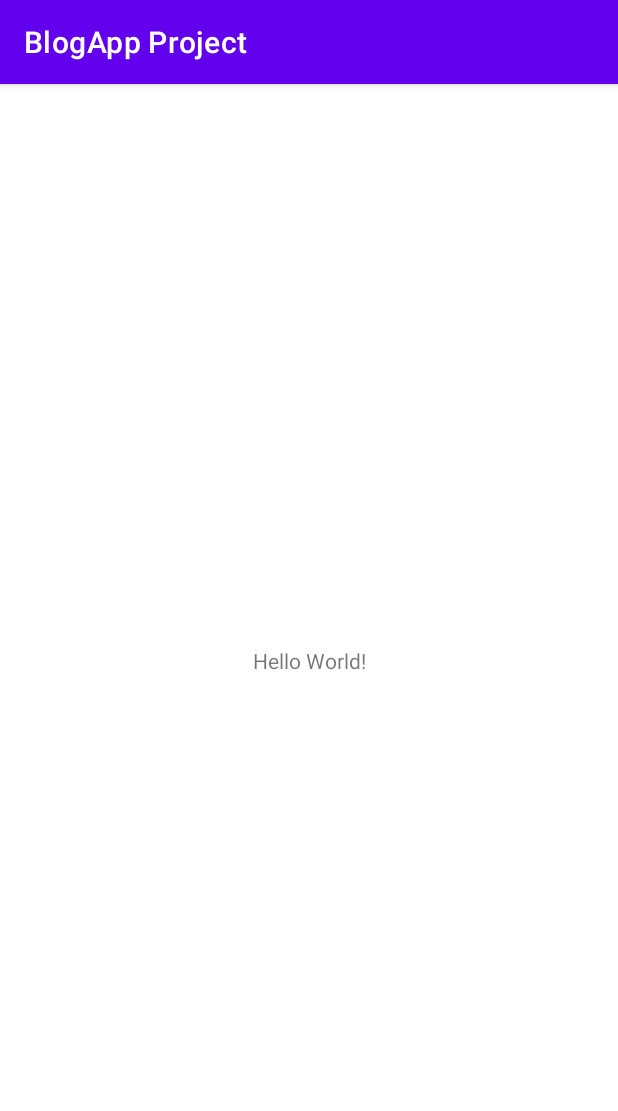
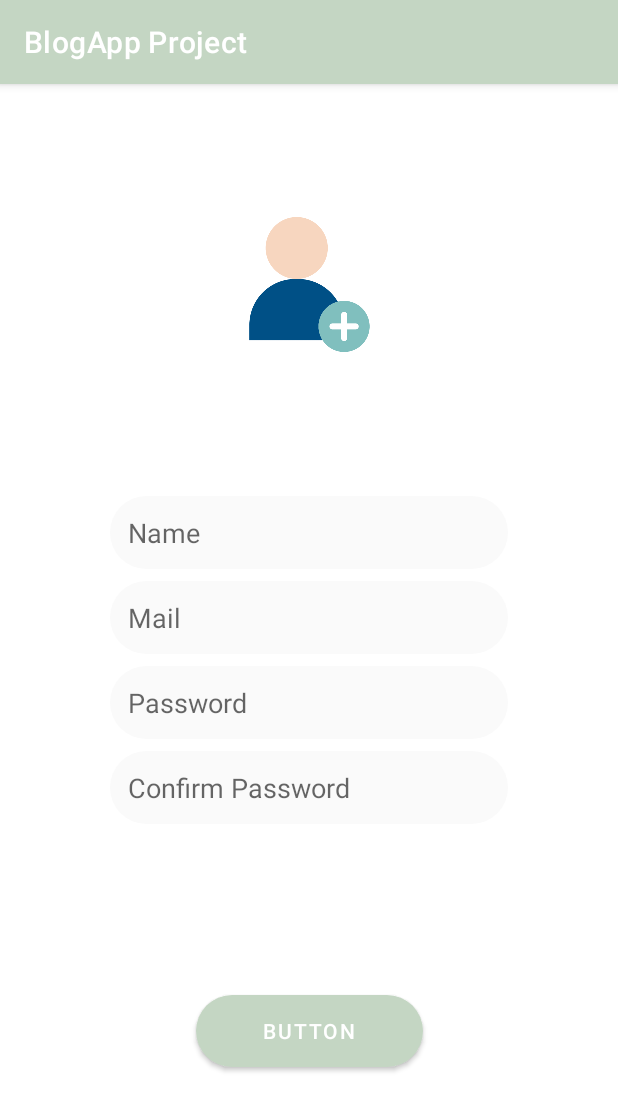
Before and after one commit to creampenne/BlogApp-Project, an Android app: the screen it shows after launch (MainActivity before the commit, RegisterActivity after it), on a phone screen of 412 x 824 dp. Shown: the top 1111 px of the screen. Run offline under Robolectric (Android 15) with nearby library versions, the phone set to English and light mode, and no system bars.

Commit message:
Design activity_register

```diff
--- a/app/src/main/AndroidManifest.xml
+++ b/app/src/main/AndroidManifest.xml
@@ -12,7 +12,7 @@
         android:supportsRtl="true"
         android:theme="@style/Theme.BlogAppProject">
         <activity
-            android:name=".MainActivity"
+            android:name=".Activities.RegisterActivity"
             android:exported="true">
             <intent-filter>
                 <action android:name="android.intent.action.MAIN" />
--- /dev/null
+++ b/app/src/main/java/com/cookandroid/blogappproject/Activities/RegisterActivity.java
@@ -0,0 +1,16 @@
+package com.cookandroid.blogappproject.Activities;
+
+import androidx.appcompat.app.AppCompatActivity;
+
+import android.os.Bundle;
+
+import com.cookandroid.blogappproject.R;
+
+public class RegisterActivity extends AppCompatActivity {
+
+    @Override
+    protected void onCreate(Bundle savedInstanceState) {
+        super.onCreate(savedInstanceState);
+        setContentView(R.layout.activity_register);
+    }
+}
--- a/app/src/main/java/com/cookandroid/blogappproject/MainActivity.java
+++ /dev/null
@@ -1,14 +0,0 @@
-package com.cookandroid.blogappproject;
-
-import androidx.appcompat.app.AppCompatActivity;
-
-import android.os.Bundle;
-
-public class MainActivity extends AppCompatActivity {
-
-    @Override
-    protected void onCreate(Bundle savedInstanceState) {
-        super.onCreate(savedInstanceState);
-        setContentView(R.layout.activity_main);
-    }
-}
--- /dev/null
+++ b/app/src/main/res/drawable/reg_btn_style.xml
@@ -0,0 +1,7 @@
+<?xml version="1.0" encoding="utf-8"?>
+<shape xmlns:android="http://schemas.android.com/apk/res/android">
+
+    <solid android:color="@color/green_500" />
+    <corners android:radius="32dp" />
+
+</shape>
--- /dev/null
+++ b/app/src/main/res/drawable/reg_edittext_style.xml
@@ -0,0 +1,9 @@
+<?xml version="1.0" encoding="utf-8"?>
+<shape xmlns:android="http://schemas.android.com/apk/res/android">
+
+    <solid android:color="#FAFAFA" />
+    <corners android:radius="32dp" />
+    <padding android:left="12dp" android:right="12dp"
+        android:top="12dp" android:bottom="12dp" />
+
+</shape>
--- a/app/src/main/res/layout/activity_main.xml
+++ /dev/null
@@ -1,18 +0,0 @@
-<?xml version="1.0" encoding="utf-8"?>
-<androidx.constraintlayout.widget.ConstraintLayout xmlns:android="http://schemas.android.com/apk/res/android"
-    xmlns:app="http://schemas.android.com/apk/res-auto"
-    xmlns:tools="http://schemas.android.com/tools"
-    android:layout_width="match_parent"
-    android:layout_height="match_parent"
-    tools:context=".MainActivity">
-
-    <TextView
-        android:layout_width="wrap_content"
-        android:layout_height="wrap_content"
-        android:text="Hello World!"
-        app:layout_constraintBottom_toBottomOf="parent"
-        app:layout_constraintLeft_toLeftOf="parent"
-        app:layout_constraintRight_toRightOf="parent"
-        app:layout_constraintTop_toTopOf="parent" />
-
-</androidx.constraintlayout.widget.ConstraintLayout>
--- /dev/null
+++ b/app/src/main/res/layout/activity_register.xml
@@ -0,0 +1,126 @@
+<?xml version="1.0" encoding="utf-8"?>
+<androidx.constraintlayout.widget.ConstraintLayout xmlns:android="http://schemas.android.com/apk/res/android"
+    xmlns:app="http://schemas.android.com/apk/res-auto"
+    xmlns:tools="http://schemas.android.com/tools"
+    android:layout_width="match_parent"
+    android:layout_height="match_parent"
+    tools:context=".Activities.RegisterActivity"
+    android:background="#FFFFFF">
+
+    <ImageView
+        android:id="@+id/imageView"
+        android:layout_width="90dp"
+        android:layout_height="90dp"
+        android:layout_marginBottom="8dp"
+        android:layout_marginEnd="8dp"
+        android:layout_marginLeft="8dp"
+        android:layout_marginRight="8dp"
+        android:layout_marginStart="8dp"
+        app:layout_constraintBottom_toTopOf="@+id/regName"
+        app:layout_constraintEnd_toEndOf="parent"
+        app:layout_constraintStart_toStartOf="parent"
+        app:layout_constraintTop_toTopOf="parent"
+        app:srcCompat="@drawable/userphoto" />
+
+    <androidx.constraintlayout.widget.Guideline
+        android:id="@+id/guideline"
+        android:layout_width="wrap_content"
+        android:layout_height="wrap_content"
+        android:orientation="horizontal"
+        app:layout_constraintGuide_percent="0.5" />
+
+    <EditText
+        android:background="@drawable/reg_edittext_style"
+        android:hint="Name"
+        android:id="@+id/regName"
+        android:layout_width="265dp"
+        android:layout_height="wrap_content"
+        android:layout_marginBottom="8dp"
+        android:layout_marginEnd="8dp"
+        android:layout_marginLeft="8dp"
+        android:layout_marginRight="8dp"
+        android:layout_marginStart="8dp"
+        android:ems="10"
+        android:inputType="textPersonName"
+        app:layout_constraintBottom_toTopOf="@+id/regMail"
+        app:layout_constraintEnd_toEndOf="parent"
+        app:layout_constraintStart_toStartOf="parent" />
+
+    <EditText
+        android:background="@drawable/reg_edittext_style"
+        android:hint="Mail"
+        android:id="@+id/regMail"
+        android:layout_width="265dp"
+        android:layout_height="wrap_content"
+        android:layout_marginBottom="4dp"
+        android:layout_marginEnd="8dp"
+        android:layout_marginLeft="8dp"
+        android:layout_marginRight="8dp"
+        android:layout_marginStart="8dp"
+        android:ems="10"
+        android:inputType="textPersonName"
+        app:layout_constraintBottom_toTopOf="@+id/guideline"
+        app:layout_constraintEnd_toEndOf="parent"
+        app:layout_constraintStart_toStartOf="parent" />
+
+    <EditText
+        android:background="@drawable/reg_edittext_style"
+        android:hint="Password"
+        android:id="@+id/regPassword"
+        android:layout_width="265dp"
+        android:layout_height="wrap_content"
+        android:layout_marginEnd="8dp"
+        android:layout_marginLeft="8dp"
+        android:layout_marginRight="8dp"
+        android:layout_marginStart="8dp"
+        android:layout_marginTop="4dp"
+        android:ems="10"
+        android:inputType="textPassword"
+        app:layout_constraintEnd_toEndOf="parent"
+        app:layout_constraintStart_toStartOf="parent"
+        app:layout_constraintTop_toTopOf="@+id/guideline" />
+
+    <EditText
+        android:background="@drawable/reg_edittext_style"
+        android:hint="Confirm Password"
+        android:id="@+id/regPassword2"
+        android:layout_width="265dp"
+        android:layout_height="wrap_content"
+        android:layout_marginEnd="8dp"
+        android:layout_marginLeft="8dp"
+        android:layout_marginRight="8dp"
+        android:layout_marginStart="8dp"
+        android:layout_marginTop="8dp"
+        android:ems="10"
+        android:inputType="textPassword"
+        app:layout_constraintEnd_toEndOf="parent"
+        app:layout_constraintStart_toStartOf="parent"
+        app:layout_constraintTop_toBottomOf="@+id/regPassword" />
+
+    <Button
+        android:id="@+id/regBtn"
+        android:layout_width="151dp"
+        android:layout_height="wrap_content"
+        android:layout_marginStart="8dp"
+        android:layout_marginTop="8dp"
+        android:layout_marginEnd="8dp"
+        android:layout_marginBottom="8dp"
+        android:background="@drawable/reg_btn_style"
+        android:text="Button"
+        android:textColor="#FFFFFF"
+        app:layout_constraintBottom_toBottomOf="parent"
+        app:layout_constraintEnd_toEndOf="parent"
+        app:layout_constraintStart_toStartOf="parent"
+        app:layout_constraintTop_toBottomOf="@+id/regPassword2"
+        app:layout_constraintVertical_bias="0.502" />
+
+    <ProgressBar
+        android:id="@+id/progressBar"
+        style="?android:attr/progressBarStyle"
+        android:layout_width="wrap_content"
+        android:layout_height="wrap_content"
+        app:layout_constraintBottom_toBottomOf="@+id/regBtn"
+        app:layout_constraintEnd_toEndOf="@+id/regBtn"
+        app:layout_constraintStart_toStartOf="@+id/regBtn"
+        app:layout_constraintTop_toTopOf="@+id/regBtn" />
+</androidx.constraintlayout.widget.ConstraintLayout>
--- a/app/src/main/res/values-night/themes.xml
+++ b/app/src/main/res/values-night/themes.xml
@@ -2,8 +2,8 @@
     <!-- Base application theme. -->
     <style name="Theme.BlogAppProject" parent="Theme.MaterialComponents.DayNight.DarkActionBar">
         <!-- Primary brand color. -->
-        <item name="colorPrimary">@color/purple_200</item>
-        <item name="colorPrimaryVariant">@color/purple_700</item>
+        <item name="colorPrimary">@color/green_500</item>
+        <item name="colorPrimaryVariant">@color/green_700</item>
         <item name="colorOnPrimary">@color/black</item>
         <!-- Secondary brand color. -->
         <item name="colorSecondary">@color/teal_200</item>
--- a/app/src/main/res/values/colors.xml
+++ b/app/src/main/res/values/colors.xml
@@ -1,10 +1,10 @@
 <?xml version="1.0" encoding="utf-8"?>
 <resources>
-    <color name="purple_200">#FFBB86FC</color>
-    <color name="purple_500">#FF6200EE</color>
-    <color name="purple_700">#FF3700B3</color>
-    <color name="teal_200">#FF03DAC5</color>
-    <color name="teal_700">#FF018786</color>
+    <color name="green_200">#CBE4D6</color>
+    <color name="green_500">#C4D6C3</color>
+    <color name="green_700">#B5CEBA</color>
+    <color name="teal_200">#A0E8DB</color>
+    <color name="teal_700">#26D4B9</color>
     <color name="black">#FF000000</color>
     <color name="white">#FFFFFFFF</color>
 </resources>
--- a/app/src/main/res/values/themes.xml
+++ b/app/src/main/res/values/themes.xml
@@ -2,8 +2,8 @@
     <!-- Base application theme. -->
     <style name="Theme.BlogAppProject" parent="Theme.MaterialComponents.DayNight.DarkActionBar">
         <!-- Primary brand color. -->
-        <item name="colorPrimary">@color/purple_500</item>
-        <item name="colorPrimaryVariant">@color/purple_700</item>
+        <item name="colorPrimary">@color/green_500</item>
+        <item name="colorPrimaryVariant">@color/green_700</item>
         <item name="colorOnPrimary">@color/white</item>
         <!-- Secondary brand color. -->
         <item name="colorSecondary">@color/teal_200</item>
```
Also changed, not shown: app/src/main/res/drawable-v24/userphoto.png (added).
